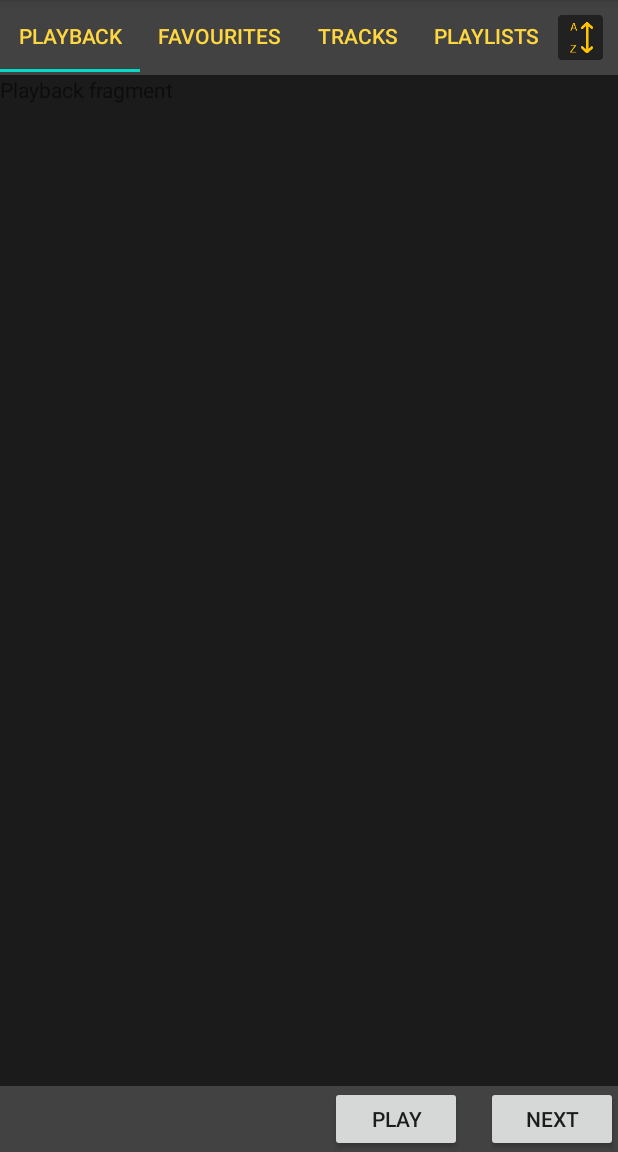
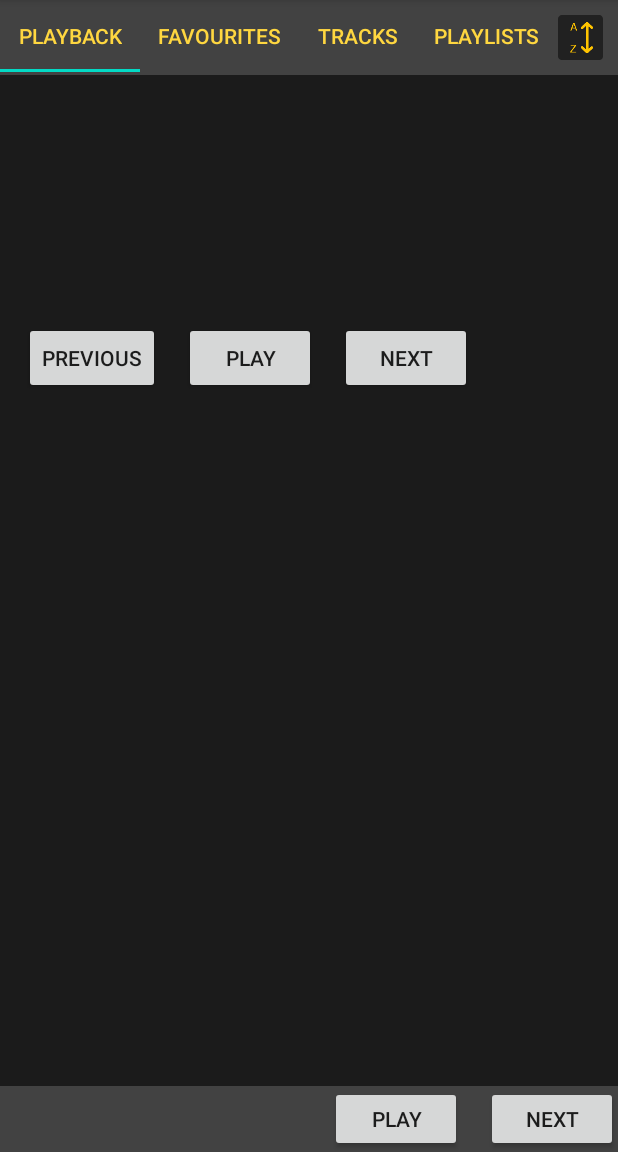
Before and after one commit to SarahCooperDev/Euterpe, an Android app: the screen it shows after launch (MainActivity), on a phone screen of 412 x 824 dp, the part 84-1236 px from its top. Run offline under Robolectric (Android 15) with nearby library versions, the light colour scheme and no system bars; our stand-ins replace data binding; 3 statements that could not run were skipped.

Commit message:
bugfix playpause btn + some of playback fragment

```diff
--- a/app/src/main/java/com/example/euterpe/PlaybackFragment.kt
+++ b/app/src/main/java/com/example/euterpe/PlaybackFragment.kt
@@ -1,15 +1,16 @@
 package com.example.euterpe
 
+import android.os.Build
 import android.os.Bundle
 import android.view.LayoutInflater
 import android.view.View
 import android.view.ViewGroup
+import androidx.annotation.RequiresApi
+import androidx.databinding.DataBindingUtil
 import androidx.fragment.app.Fragment
-
-// TODO: Rename parameter arguments, choose names that match
-// the fragment initialization parameters, e.g. ARG_ITEM_NUMBER
-private const val ARG_PARAM1 = "param1"
-private const val ARG_PARAM2 = "param2"
+import androidx.fragment.app.activityViewModels
+import com.example.euterpe.databinding.FragmentPlaybackBinding
+import com.example.euterpe.model.TrackListViewModel
 
 /**
  * A simple [Fragment] subclass.
@@ -18,13 +19,39 @@ private const val ARG_PARAM2 = "param2"
  */
 class PlaybackFragment : Fragment() {
 
+    private val viewModel: TrackListViewModel by activityViewModels()
+    lateinit var binding: FragmentPlaybackBinding
+
     override fun onCreate(savedInstanceState: Bundle?) {
         super.onCreate(savedInstanceState)
     }
 
+    @RequiresApi(Build.VERSION_CODES.LOLLIPOP)
     override fun onCreateView(inflater: LayoutInflater, container: ViewGroup?, savedInstanceState: Bundle?): View? {
-        // Inflate the layout for this fragment
-        return inflater.inflate(R.layout.fragment_playback, container, false)
+        binding = DataBindingUtil.inflate(inflater, R.layout.fragment_playback, container, false);
+        val view: View = binding.root
+
+        binding?.apply{
+            trackListViewModel = viewModel
+        }
+
+        binding.lifecycleOwner = viewLifecycleOwner
+
+        binding.playpausePlaybackBtn.setOnClickListener{
+            viewModel.playbackTrack(requireContext())
+
+            if(viewModel.mediaPlayer.value!!.isPlaying){
+                binding.playpausePlaybackBtn.text = "Pause"
+            } else {
+                binding.playpausePlaybackBtn.text = "Play"
+            }
+        }
+
+        binding.nextPlaybackBtn.setOnClickListener{
+            viewModel.playNextTrack(requireContext())
+        }
+
+        return view
     }
 
     companion object {
--- a/app/src/main/java/com/example/euterpe/model/TrackListViewModel.kt
+++ b/app/src/main/java/com/example/euterpe/model/TrackListViewModel.kt
@@ -75,6 +75,7 @@ class TrackListViewModel : ViewModel() {
         stopTrack()
         prepareTrack(context, uri)
         _mediaPlayer.value!!.start()
+        setIsPaused(false)
     }
 
     fun playbackTrack(context: Context){
@@ -107,6 +108,7 @@ class TrackListViewModel : ViewModel() {
     fun init(context: Context){
         setCurrentToRandomTrack()
         _isRandom.value = true
+        setIsPaused(true)
 
         _mediaPlayer.value = MediaPlayer().apply {
             setAudioAttributes(
--- a/app/src/main/res/layout/fragment_current_track.xml
+++ b/app/src/main/res/layout/fragment_current_track.xml
@@ -54,7 +54,7 @@
                 android:layout_width="wrap_content"
                 android:layout_height="wrap_content"
                 android:id="@+id/playback_btn"
-                android:text="Play" />
+                android:text="@{trackListViewModel.isPaused ? @string/play_text : @string/pause_text}" />
 
             <Button
                 android:layout_marginLeft="16dp"
--- a/app/src/main/res/layout/fragment_playback.xml
+++ b/app/src/main/res/layout/fragment_playback.xml
@@ -1,14 +1,66 @@
 <?xml version="1.0" encoding="utf-8"?>
-<FrameLayout xmlns:android="http://schemas.android.com/apk/res/android"
+<layout xmlns:android="http://schemas.android.com/apk/res/android"
     xmlns:tools="http://schemas.android.com/tools"
-    android:layout_width="match_parent"
-    android:layout_height="match_parent"
     tools:context=".PlaybackFragment">
 
-    <!-- TODO: Update blank fragment layout -->
-    <TextView
+    <data>
+        <variable
+            name="trackListViewModel"
+            type="com.example.euterpe.model.TrackListViewModel" />
+    </data>
+
+    <LinearLayout
         android:layout_width="match_parent"
         android:layout_height="match_parent"
-        android:text="Playback fragment" />
+        android:orientation="vertical">
 
-</FrameLayout>
+        <TextView
+            android:layout_width="match_parent"
+            android:layout_height="wrap_content"
+            android:textSize="40dp"
+            android:layout_marginTop="40dp"
+            android:textColor="@color/colorOrange"
+            android:gravity="center_horizontal"
+            android:text="@{trackListViewModel.currentTrack.title}" />
+
+        <TextView
+            android:layout_width="match_parent"
+            android:layout_height="wrap_content"
+            android:textSize="30dp"
+            android:layout_marginTop="10dp"
+            android:textColor="@color/colorOrange"
+            android:gravity="center_horizontal"
+            android:text="@{trackListViewModel.currentTrack.artist}" />
+
+        <LinearLayout
+            android:layout_width="match_parent"
+            android:layout_height="wrap_content"
+            android:orientation="horizontal"
+            android:layout_marginTop="20dp">
+
+            <Button
+                android:layout_marginLeft="16dp"
+                android:layout_width="wrap_content"
+                android:layout_height="wrap_content"
+                android:id="@+id/previous_playback_btn"
+                android:text="Previous" />
+
+            <Button
+                android:layout_marginLeft="16dp"
+                android:layout_width="wrap_content"
+                android:layout_height="wrap_content"
+                android:id="@+id/playpause_playback_btn"
+                android:text="@{trackListViewModel.isPaused ? @string/play_text : @string/pause_text}" />
+
+            <Button
+                android:layout_marginLeft="16dp"
+                android:layout_width="wrap_content"
+                android:layout_height="wrap_content"
+                android:id="@+id/next_playback_btn"
+                android:text="Next" />
+
+
+        </LinearLayout>
+
+    </LinearLayout>
+</layout>
--- a/app/src/main/res/values/strings.xml
+++ b/app/src/main/res/values/strings.xml
@@ -3,4 +3,6 @@
     <!-- TODO: Remove or change this placeholder text -->
     <string name="hello_blank_fragment">Hello blank fragment</string>
     <string name="track_list_fragment">Track List Fragment</string>
+    <string name="play_text">Play</string>
+    <string name="pause_text">Pause</string>
 </resources>
```
